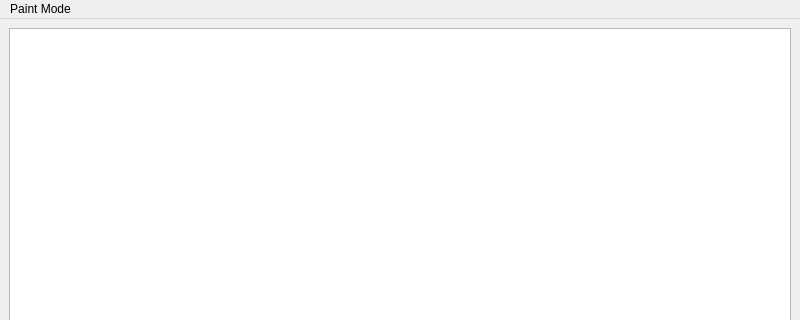
Before: the Qt Designer form paint.ui in KirillBy/QT_Paint, drawn with Qt 5; both pictures show x 0 to 800 and y 0 to 320 of the 800 by 600 pixel window.
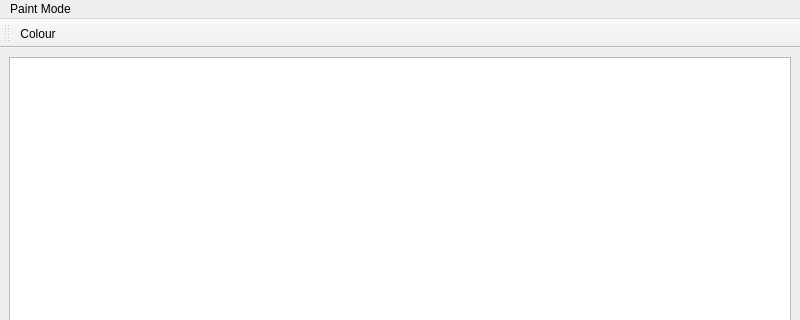
After: the same form once the commit is applied.

Commit message: colour selection dialog add

```diff
--- a/paint.ui
+++ b/paint.ui
@@ -39,6 +39,18 @@
    <addaction name="menuPaint_Mode"/>
   </widget>
   <widget class="QStatusBar" name="statusbar"/>
+  <widget class="QToolBar" name="toolBar">
+   <property name="windowTitle">
+    <string>toolBar</string>
+   </property>
+   <attribute name="toolBarArea">
+    <enum>TopToolBarArea</enum>
+   </attribute>
+   <attribute name="toolBarBreak">
+    <bool>false</bool>
+   </attribute>
+   <addaction name="actionColour"/>
+  </widget>
   <action name="actionPen">
    <property name="text">
     <string>Pen</string>
@@ -49,6 +61,11 @@
     <string>SwitchOFF</string>
    </property>
   </action>
+  <action name="actionColour">
+   <property name="text">
+    <string>Colour</string>
+   </property>
+  </action>
  </widget>
  <resources/>
  <connections/>
```
Left out of the diff: 2 changed lines with no effect on the pictures. The commit also changes 5 other files.
